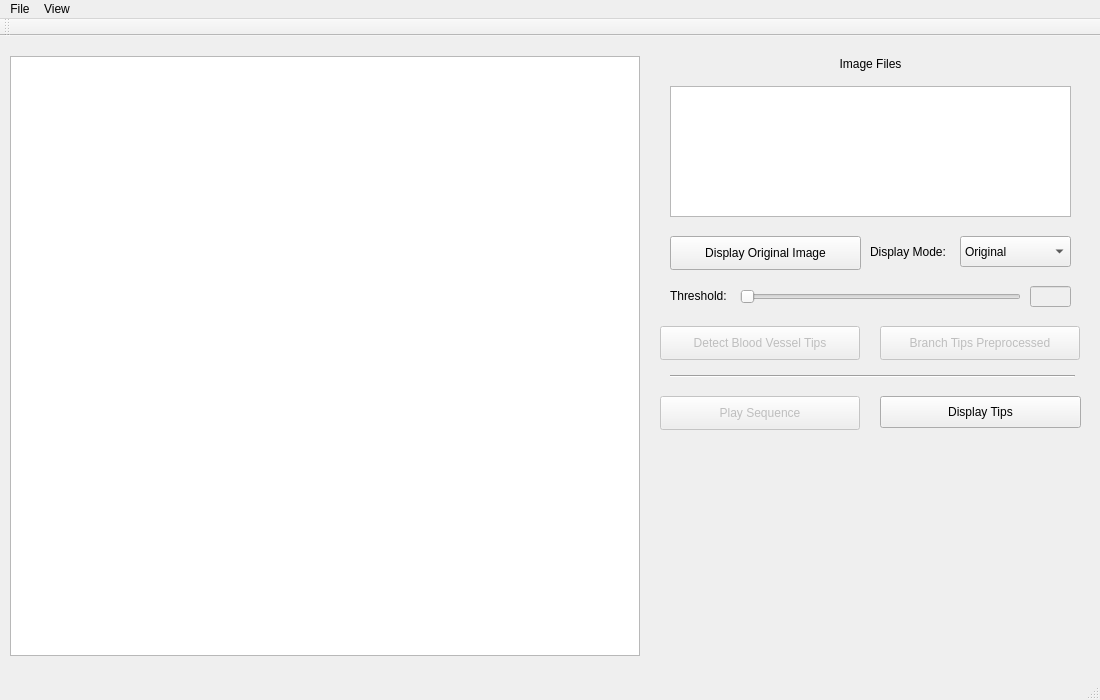
Old version of the form mainwindow.ui in the repository qchen2017/BloodVesselVisualization.
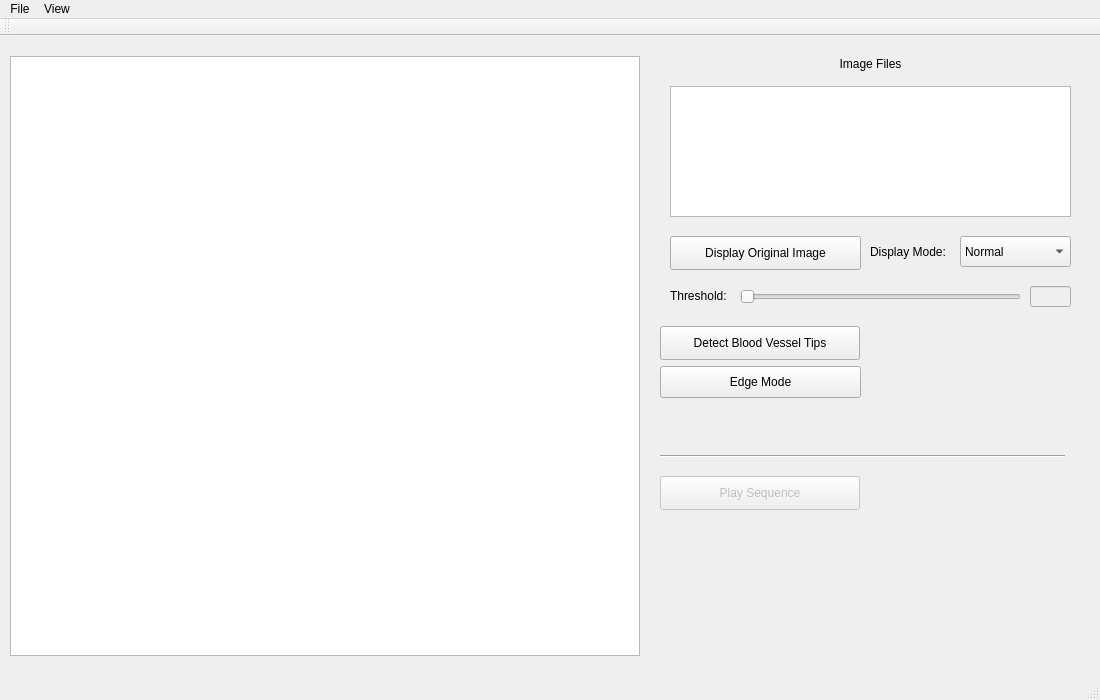
New version of the form.

Patch:
```diff
--- a/mainwindow.ui
+++ b/mainwindow.ui
@@ -70,12 +70,7 @@
     </property>
     <item>
      <property name="text">
-      <string>Original</string>
-     </property>
-    </item>
-    <item>
-     <property name="text">
-      <string>Edge</string>
+      <string>Normal</string>
      </property>
     </item>
     <item>
@@ -146,7 +141,7 @@
     <property name="geometry">
      <rect>
       <x>660</x>
-      <y>360</y>
+      <y>440</y>
       <width>200</width>
       <height>34</height>
      </rect>
@@ -157,7 +152,7 @@
    </widget>
    <widget class="QPushButton" name="tipDetect_pushButton">
     <property name="enabled">
-     <bool>false</bool>
+     <bool>true</bool>
     </property>
     <property name="geometry">
      <rect>
@@ -184,27 +179,11 @@
      <string>Display Original Image</string>
     </property>
    </widget>
-   <widget class="QPushButton" name="preProcessed_pushButton">
-    <property name="enabled">
-     <bool>false</bool>
-    </property>
-    <property name="geometry">
-     <rect>
-      <x>880</x>
-      <y>290</y>
-      <width>200</width>
-      <height>34</height>
-     </rect>
-    </property>
-    <property name="text">
-     <string>Branch Tips Preprocessed</string>
-    </property>
-   </widget>
    <widget class="Line" name="divider_line">
     <property name="geometry">
      <rect>
-      <x>670</x>
-      <y>330</y>
+      <x>660</x>
+      <y>410</y>
       <width>405</width>
       <height>20</height>
      </rect>
@@ -214,16 +193,19 @@
     </property>
    </widget>
    <widget class="QPushButton" name="edgeButton">
+    <property name="enabled">
+     <bool>true</bool>
+    </property>
     <property name="geometry">
      <rect>
-      <x>880</x>
-      <y>360</y>
+      <x>660</x>
+      <y>330</y>
       <width>201</width>
       <height>32</height>
      </rect>
     </property>
     <property name="text">
-     <string>Display Tips</string>
+     <string>Edge Mode</string>
     </property>
    </widget>
   </widget>
```
Left out of the diff: 5 changed lines with no effect on the pictures.
